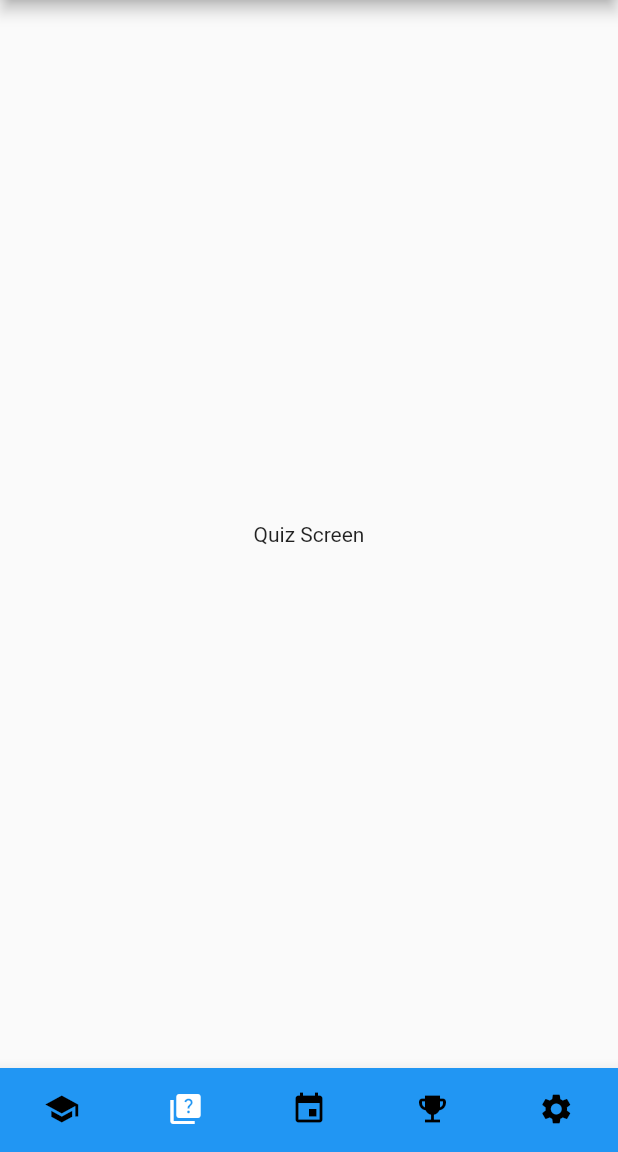
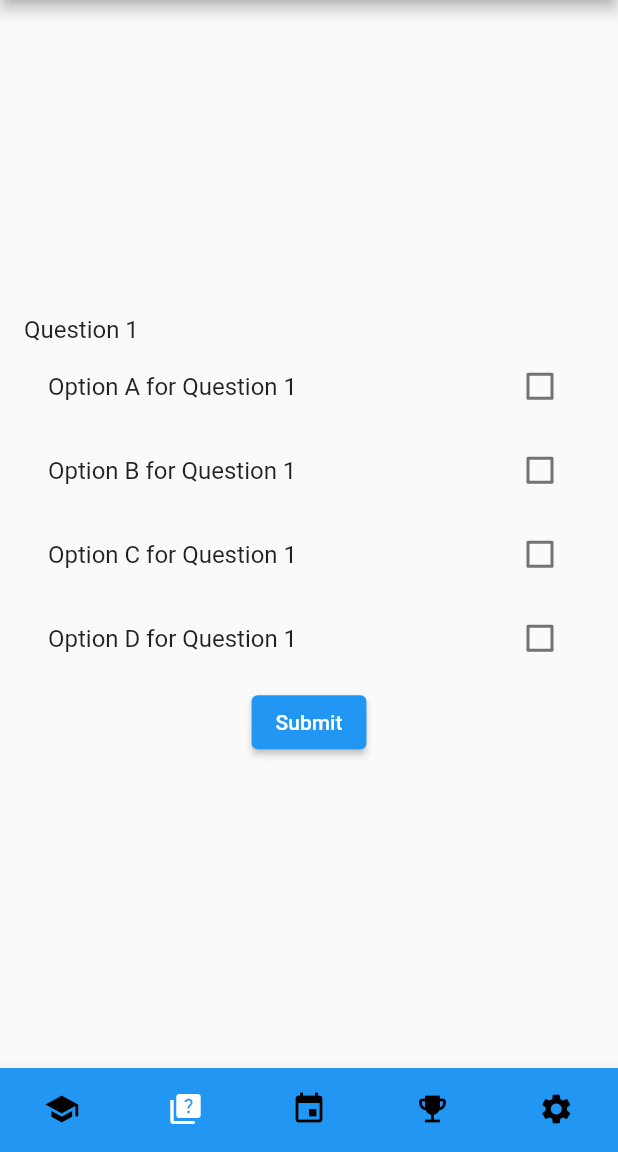
Before and after one commit to M3RL1NF/healthhero, a Flutter app: the screen it shows after launch, item 2 of the bottom bar chosen, on a phone screen of 412 x 824 dp, the part 84-1236 px from its top. Run offline on Flutter 3.47's test engine with Material 2 defaults, Android fonts, the phone set to English and light mode, and no system bars; our stand-ins replace sqflite; accounts and stored records are empty.

Commit message:
Fixed Quiz and Challenge Handling

```diff
--- a/lib/data/QuizHelper.dart
+++ b/lib/data/QuizHelper.dart
@@ -1,14 +1,14 @@
 import 'package:sqflite/sqflite.dart';
 import '../models/quiz.dart';
 import 'DatabaseHelper.dart';
-import 'package:healthhero/controllers/QuizController.dart';
+import '../controllers/QuizController.dart';
 
 class QuizHelper {
   static const String tableName = 'quizzes';
 
   static Future<List<Quiz>> getQuizzes() async {
     final Database db = await DatabaseHelper.database;
-    final List<Map<String, dynamic>> maps = await db.query('quizzes');
+    final List<Map<String, dynamic>> maps = await db.query(tableName);
 
     return List.generate(maps.length, (i) {
       return Quiz(
@@ -20,13 +20,13 @@ class QuizHelper {
         optionC: maps[i]['optionC'],
         optionD: maps[i]['optionD'],
         solution: maps[i]['solution'],
-        answer: maps[i]['answer'],
+        answer: maps[i]['answer'] != null ? int.parse(maps[i]['answer']) : null,
       );
     });
   }
 
- static Future<Quiz?> getDailyQuiz(DateTime currentDate) async {
-    List<Quiz> existingQuiz = await QuizHelper.getQuizzes();
+  static Future<Quiz?> getDailyQuiz(DateTime currentDate) async {
+    List<Quiz> existingQuiz = await getQuizzes();
     List<Quiz> todayQuizzes = existingQuiz
         .where((quiz) =>
             quiz.date.year == currentDate.year &&
@@ -48,7 +48,7 @@ class QuizHelper {
     return todayQuizzes.isNotEmpty ? todayQuizzes[0] : null;
   }
 
- static Future<void> createQuiz(Quiz quiz) async {
+  static Future<void> createQuiz(Quiz quiz) async {
     final Database db = await DatabaseHelper.database;
     await db.insert(
       tableName,
@@ -57,7 +57,7 @@ class QuizHelper {
     );
   }
 
-  static Future<void> updateQuizAnswer(int id, String answer) async {
+  static Future<void> updateQuizAnswer(int id, int answer) async {
     final db = await DatabaseHelper.database;
     await db.update(
       tableName,
--- a/lib/screens/QuizScreen.dart
+++ b/lib/screens/QuizScreen.dart
@@ -1,7 +1,38 @@
 import 'package:flutter/material.dart';
+import 'package:healthhero/data/QuizHelper.dart';
+import '../models/quiz.dart';
 
-class QuizScreen extends StatelessWidget {
+class QuizScreen extends StatefulWidget {
   const QuizScreen({Key? key}) : super(key: key);
+
+  @override
+  QuizScreenState createState() => QuizScreenState();
+}
+
+class QuizScreenState extends State<QuizScreen> {
+  int? selectedAnswer;
+  bool isSubmitting = false;
+
+  Future<Quiz?> _getDailyQuiz() async {
+    DateTime yesterdayDate = DateTime.now();
+    Quiz? dailyQuiz = await QuizHelper.getDailyQuiz(yesterdayDate);
+    return dailyQuiz;
+  }
+
+  void _onAnswerSelected(int? answer) {
+    setState(() {
+      selectedAnswer = answer;
+    });
+  }
+
+  void _onSubmit(int quizId, int userAnswer) {
+    if (selectedAnswer != null) {
+      setState(() {
+        isSubmitting = true;
+      });
+      QuizHelper.updateQuizAnswer(quizId, userAnswer.toInt());
+    }
+  }
 
   @override
   Widget build(BuildContext context) {
@@ -9,8 +40,62 @@ class QuizScreen extends StatelessWidget {
       appBar: AppBar(
         title: const Text('Health Hero'),
       ),
-      body: const Center(
-        child: Text('Quiz Screen'),
+      body: Center(
+        child: FutureBuilder<Quiz?>(
+          future: _getDailyQuiz(),
+          builder: (context, snapshot) {
+            if (snapshot.connectionState == ConnectionState.waiting) {
+              return const CircularProgressIndicator();
+            } else if (snapshot.hasError) {
+              return Text('Error: ${snapshot.error}');
+            } else if (snapshot.hasData) {
+              Quiz? quiz = snapshot.data;
+              if (quiz != null) {
+                return Column(
+                  mainAxisAlignment: MainAxisAlignment.center,
+                  children: [
+                    ListTile(
+                      title: Text(quiz.question),
+                      subtitle: Column(
+                        crossAxisAlignment: CrossAxisAlignment.start,
+                        children: [
+                          CheckboxListTile(
+                            title: Text(quiz.optionA),
+                            value: selectedAnswer == 1,
+                            onChanged: (_) => _onAnswerSelected(1),
+                          ),
+                          CheckboxListTile(
+                            title: Text(quiz.optionB),
+                            value: selectedAnswer == 2,
+                            onChanged: (_) => _onAnswerSelected(2),
+                          ),
+                          CheckboxListTile(
+                            title: Text(quiz.optionC),
+                            value: selectedAnswer == 3,
+                            onChanged: (_) => _onAnswerSelected(3),
+                          ),
+                          CheckboxListTile(
+                            title: Text(quiz.optionD),
+                            value: selectedAnswer == 4,
+                            onChanged: (_) => _onAnswerSelected(4),
+                          ),
+                        ],
+                      ),
+                    ),
+                    ElevatedButton(
+                      onPressed: isSubmitting ? null : () => _onSubmit(quiz.id, selectedAnswer!),
+                      child: const Text('Submit'),
+                    ),
+                  ],
+                );
+              } else {
+                return const Text('No quiz found for today.');
+              }
+            } else {
+              return const Text('No data found');
+            }
+          },
+        ),
       ),
     );
   }
--- a/pubspec.yaml
+++ b/pubspec.yaml
@@ -32,7 +32,7 @@ dependencies:
     sdk: flutter
   sqflite: ^2.3.0
   path: ^1.8.3
-  logger: ^2.0.2+1
+  logger: ^2.0.2
   sqflite_common_ffi: ^2.3.0
 
 dev_dependencies:
```
Also changed, not shown: lib/controllers/QuizController.dart (+5 -12 lines).
